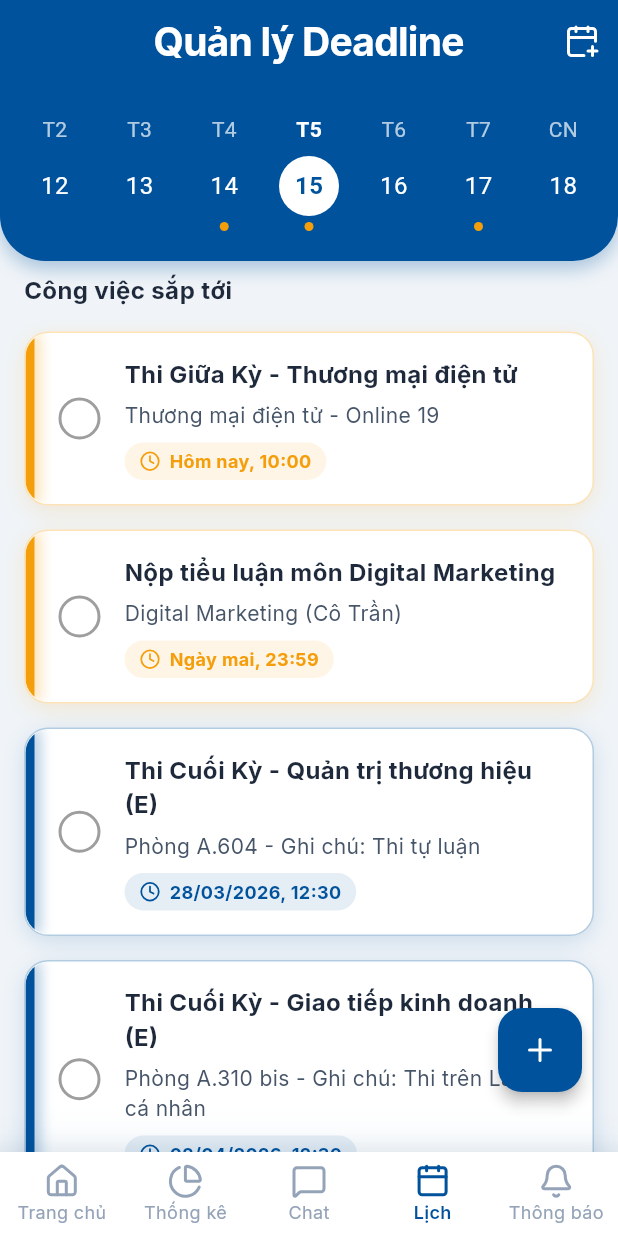
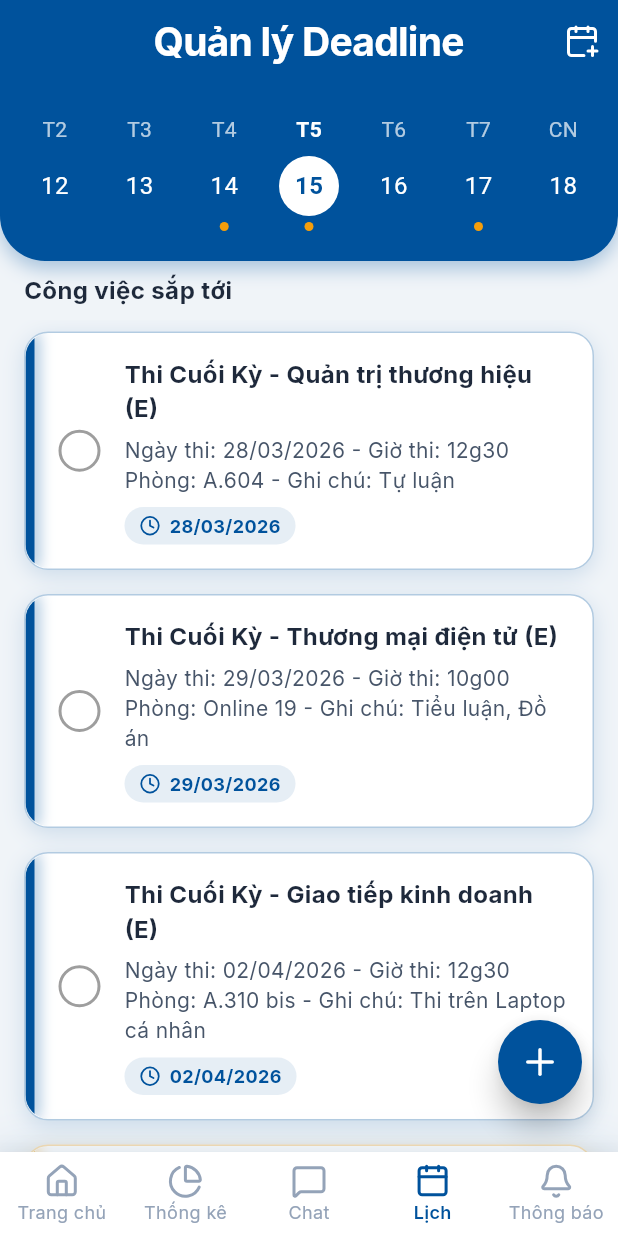
Before and after one commit to technoob05/myuelapp, a Flutter app: the screen it shows after launch, item 4 of the bottom bar chosen, on a phone screen of 412 x 824 dp. Run offline on Flutter 3.47's test engine with Material 3 defaults, Android fonts, the phone set to English and light mode, and no system bars; our stand-ins replace google_fonts, lucide_icons.

Commit message:
feat(ui/calendar): enhance FAB positioning; refine exam & analytics datasets

```diff
--- a/lib/providers/deadline_provider.dart
+++ b/lib/providers/deadline_provider.dart
@@ -5,31 +5,34 @@
   final List<DeadlineItem> _deadlines = [
     DeadlineItem(
       id: '1',
-      title: 'Thi Giữa Kỳ - Thương mại điện tử',
-      subject: 'Thương mại điện tử - Online 19',
-      time: 'Hôm nay, 10:00',
-      status: 'urgent',
+      title: 'Thi Cuối Kỳ - Quản trị thương hiệu (E)',
+      subject:
+          'Ngày thi: 28/03/2026 - Giờ thi: 12g30\nPhòng: A.604 - Ghi chú: Tự luận',
+      time: '28/03/2026',
+      status: 'normal',
     ),
     DeadlineItem(
       id: '2',
-      title: 'Nộp tiểu luận môn Digital Marketing',
-      subject: 'Digital Marketing (Cô Trần)',
-      time: 'Ngày mai, 23:59',
-      status: 'urgent',
+      title: 'Thi Cuối Kỳ - Thương mại điện tử (E)',
+      subject:
+          'Ngày thi: 29/03/2026 - Giờ thi: 10g00\nPhòng: Online 19 - Ghi chú: Tiểu luận, Đồ án',
+      time: '29/03/2026',
+      status: 'normal',
     ),
     DeadlineItem(
       id: '3',
-      title: 'Thi Cuối Kỳ - Quản trị thương hiệu (E)',
-      subject: 'Phòng A.604 - Ghi chú: Thi tự luận',
-      time: '28/03/2026, 12:30',
+      title: 'Thi Cuối Kỳ - Giao tiếp kinh doanh (E)',
+      subject:
+          'Ngày thi: 02/04/2026 - Giờ thi: 12g30\nPhòng: A.310 bis - Ghi chú: Thi trên Laptop cá nhân',
+      time: '02/04/2026',
       status: 'normal',
     ),
     DeadlineItem(
       id: '4',
-      title: 'Thi Cuối Kỳ - Giao tiếp kinh doanh (E)',
-      subject: 'Phòng A.310 bis - Ghi chú: Thi trên Laptop cá nhân',
-      time: '02/04/2026, 12:30',
-      status: 'normal',
+      title: 'Nộp tiểu luận môn Digital Marketing',
+      subject: 'Giảng viên: Cô Trần\nHạn chót nộp qua nhóm',
+      time: 'Ngày mai, 23:59',
+      status: 'urgent',
     ),
     DeadlineItem(
       id: '5',
--- a/lib/screens/calendar_screen.dart
+++ b/lib/screens/calendar_screen.dart
@@ -158,12 +158,21 @@
         ],
       ),
       floatingActionButton: Padding(
-        padding: const EdgeInsets.only(bottom: 24.0, right: 8.0),
-        child: FloatingActionButton(
-          onPressed: _showAddDeadlineModal,
-          elevation: 4,
-          backgroundColor: AppColors.primaryBlue,
-          child: const Icon(LucideIcons.plus, color: Colors.white),
+        padding: const EdgeInsets.only(bottom: 16.0, right: 8.0),
+        child: SizedBox(
+          width: 56,
+          height: 56,
+          child: FloatingActionButton(
+            onPressed: _showAddDeadlineModal,
+            elevation: 8,
+            shape: RoundedRectangleBorder(
+              borderRadius: BorderRadius.circular(
+                28,
+              ), // Perfect round shape like chat bubble
+            ),
+            backgroundColor: AppColors.primaryBlue,
+            child: const Icon(LucideIcons.plus, color: Colors.white, size: 28),
+          ),
         ),
       ),
     );
```
Also changed, not shown: 1 other file.
